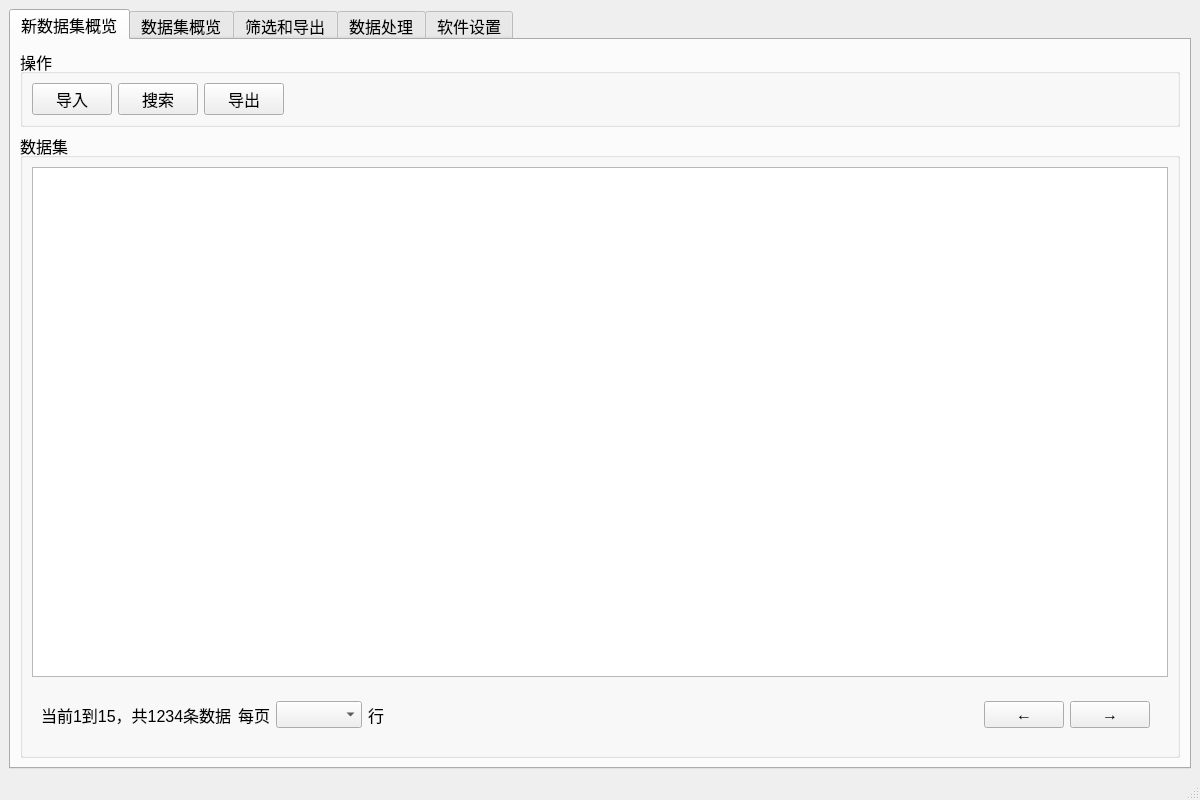
kslz/sound_dataset_tools2, file presentation/uifiles/DatasetViewMainWindow.ui: the form before one commit.
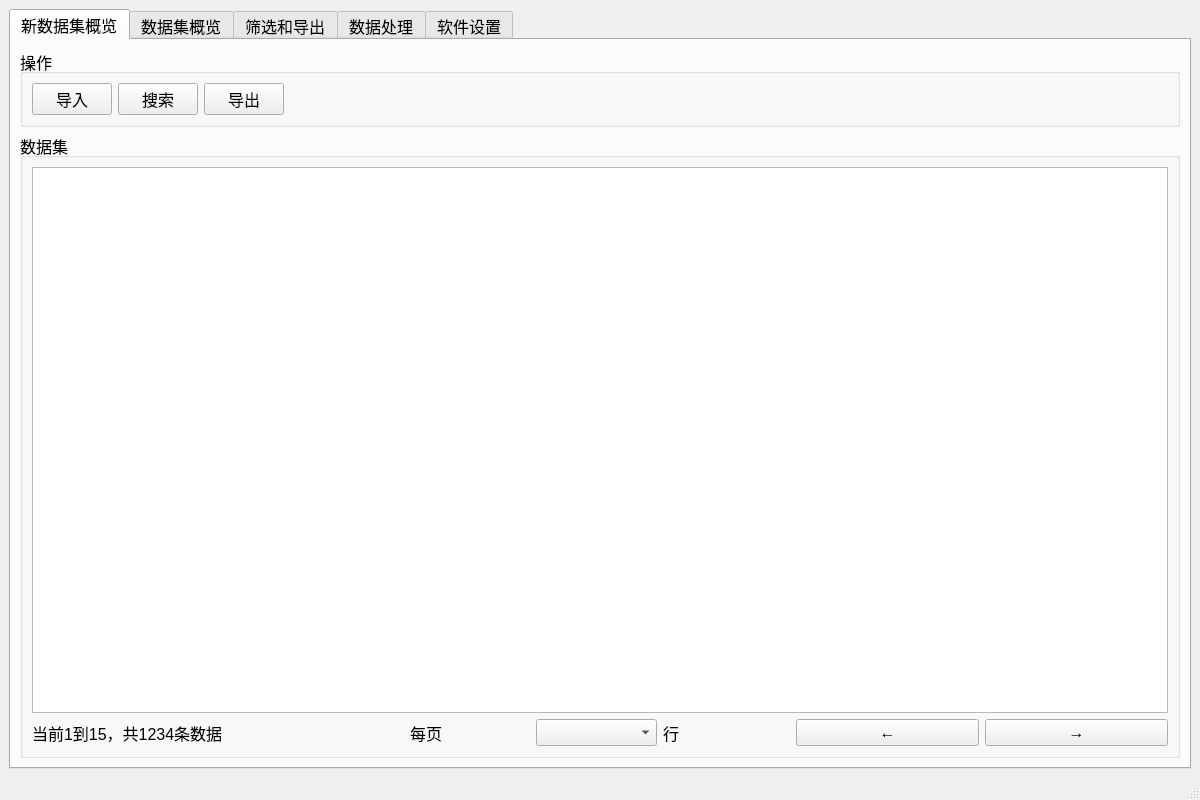
The form after the commit.

Commit message: 优化界面

What changed in the file:
```diff
--- a/presentation/uifiles/DatasetViewMainWindow.ui
+++ b/presentation/uifiles/DatasetViewMainWindow.ui
@@ -103,6 +103,18 @@
            <item>
             <widget class="QWidget" name="widget_4" native="true">
              <layout class="QVBoxLayout" name="verticalLayout_11">
+              <property name="leftMargin">
+               <number>0</number>
+              </property>
+              <property name="topMargin">
+               <number>0</number>
+              </property>
+              <property name="rightMargin">
+               <number>0</number>
+              </property>
+              <property name="bottomMargin">
+               <number>0</number>
+              </property>
               <item>
                <widget class="QWidget" name="widget_5" native="true">
                 <layout class="QHBoxLayout" name="horizontalLayout_3">
@@ -165,17 +177,23 @@
                    <property name="orientation">
                     <enum>Qt::Horizontal</enum>
                    </property>
-                   <property name="sizeHint" stdset="0">
-                    <size>
-                     <width>40</width>
-                     <height>20</height>
-                    </size>
-                   </property>
                   </spacer>
                  </item>
                  <item>
                   <widget class="QWidget" name="widget_page_change" native="true">
                    <layout class="QHBoxLayout" name="horizontalLayout_5">
+                    <property name="leftMargin">
+                     <number>0</number>
+                    </property>
+                    <property name="topMargin">
+                     <number>0</number>
+                    </property>
+                    <property name="rightMargin">
+                     <number>0</number>
+                    </property>
+                    <property name="bottomMargin">
+                     <number>0</number>
+                    </property>
                     <item>
                      <widget class="QPushButton" name="pushButton_page_last">
                       <property name="text">
```
